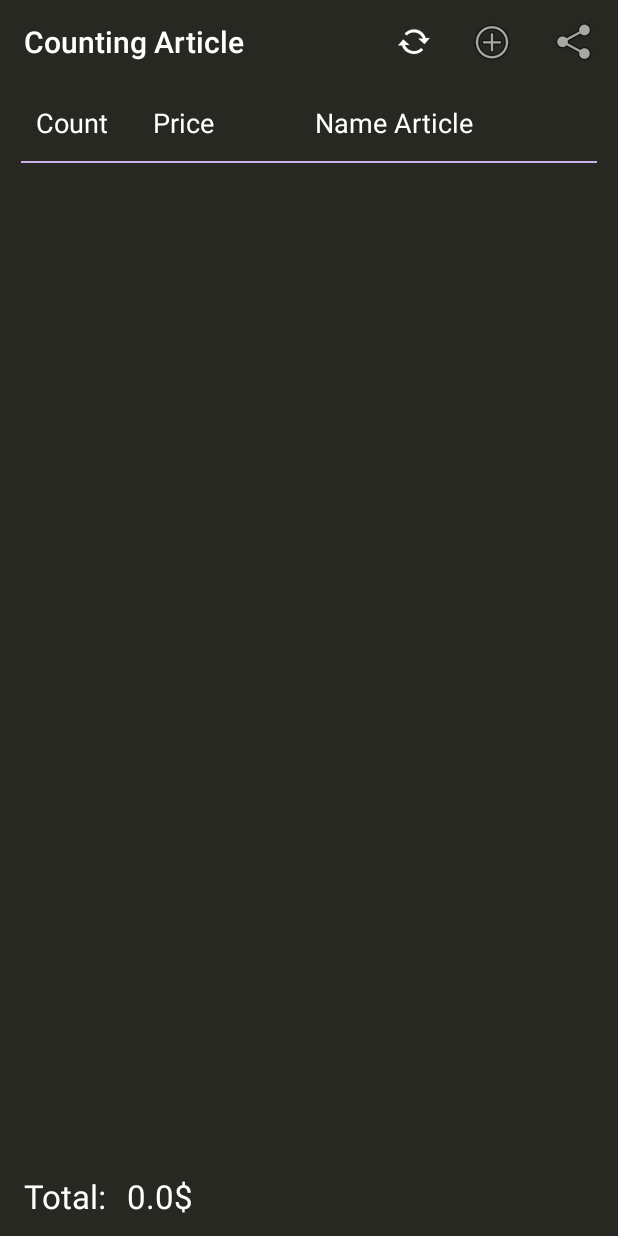
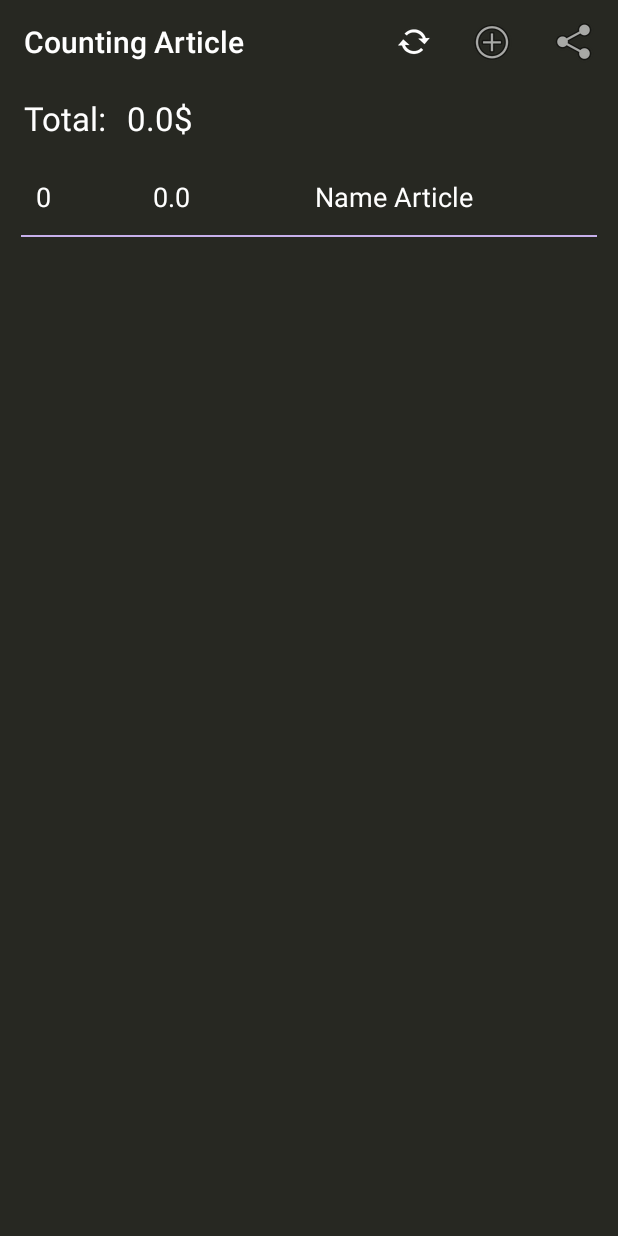
Before and after one commit to Mandy0990/CountingArticles, an Android app: the screen it shows after launch (MainActivity), after a tap on "Add", on a phone screen of 412 x 824 dp. Run offline under Robolectric (Android 15) with nearby library versions, the phone set to English and light mode, and no system bars; our stand-ins replace Room's generated code, data binding, navigation-ui.

Commit message:
Update Price Total

```diff
--- a/app/src/main/java/com/example/countingarticles/articles/ArticleAdapter.kt
+++ b/app/src/main/java/com/example/countingarticles/articles/ArticleAdapter.kt
@@ -15,11 +15,11 @@ import com.example.countingarticles.database.Article
 import com.example.countingarticles.databinding.ArticleItemListViewBinding
 
 
-class ArticleAdapter(): ListAdapter<Article,ViewHolder>(ArticleDiffCallback())
+class ArticleAdapter(var onChangeValuesListener: OnChangeValuesListener?): ListAdapter<Article,ViewHolder>(ArticleDiffCallback())
 {
 
     override fun onCreateViewHolder(parent: ViewGroup, viewType: Int): ViewHolder {
-        return ViewHolder.from(parent)
+        return ViewHolder.from(parent,onChangeValuesListener)
     }
 
     override fun onBindViewHolder(holder: ViewHolder, position: Int) {
@@ -29,44 +29,55 @@ class ArticleAdapter(): ListAdapter<Article,ViewHolder>(ArticleDiffCallback())
 
 }
 
-class ViewHolder private constructor(val binding: ArticleItemListViewBinding) : RecyclerView.ViewHolder(binding.root){
-    //val nameArticle: TextView = itemView.findViewById(R.id.article_name)
-    //val priceArticle: TextView = itemView.findViewById(R.id.article_price)
-    //val countArticle: TextView = itemView.findViewById(R.id.article_count)
+class ViewHolder private constructor(val binding: ArticleItemListViewBinding, val onChangeValuesListener: OnChangeValuesListener?) : RecyclerView.ViewHolder(binding.root){
+    init {
+        binding.articleCount.addTextChangedListener(object : TextWatcher {
+            override fun afterTextChanged(s: Editable?) {}
+
+            override fun beforeTextChanged(s: CharSequence?, start: Int, count: Int, after: Int) {}
+
+            override fun onTextChanged(s: CharSequence?, start: Int, before: Int, count: Int) {
+                println(s)
+                onChangeValuesListener?.onOnChangeValuesListener(s.toString(),adapterPosition,"count")
+            }
+        })
+
+        binding.articlePrice.addTextChangedListener(object : TextWatcher {
+            override fun afterTextChanged(s: Editable?) {}
+
+            override fun beforeTextChanged(s: CharSequence?, start: Int, count: Int, after: Int) {}
+
+            override fun onTextChanged(s: CharSequence?, start: Int, before: Int, count: Int) {
+                println(s)
+                onChangeValuesListener?.onOnChangeValuesListener(s.toString(),adapterPosition,"price")
+            }
+        })
+
+        binding.articleName.addTextChangedListener(object : TextWatcher {
+            override fun afterTextChanged(s: Editable?) {}
+
+            override fun beforeTextChanged(s: CharSequence?, start: Int, count: Int, after: Int) {}
+
+            override fun onTextChanged(s: CharSequence?, start: Int, before: Int, count: Int) {
+                println(s)
+            }
+        })
+    }
 
     fun bind(article: Article) {
         binding.article = article
-
-//        binding.articleCount.addTextChangedListener(object : TextWatcher {
-//            override fun afterTextChanged(s: Editable?) {
-//                print(s.toString())
-//            }
-//
-//            override fun beforeTextChanged(s: CharSequence?, start: Int, count: Int, after: Int) {
-//                print(s.toString())
-//            }
-//
-//            override fun onTextChanged(s: CharSequence?, start: Int, before: Int, count: Int) {
-//                print(s.toString())
-//            }
-//        })
-        binding.articleCount.doAfterTextChanged {
-            print(it.toString())
-        }
-
-
-//        binding.articleName.text = article.articleName
-//        binding.articlePrice.text = "$" + article.articlePrice.toString()
-//        binding.articleCount.text = article.articleCount.toString()
+        binding.articleName.setText(article.articleName)
+        binding.articlePrice.setText(article.articlePrice.toString())
+        binding.articleCount.setText(article.articleCount.toString())
 
         binding.executePendingBindings()
     }
 
     companion object {
-        fun from(parent: ViewGroup): ViewHolder {
+        fun from(parent: ViewGroup,onChangeValuesListener: OnChangeValuesListener?): ViewHolder {
             val layoutInflater = LayoutInflater.from(parent.context)
             val binding = ArticleItemListViewBinding.inflate(layoutInflater,parent,false)
-            return ViewHolder(binding)
+            return ViewHolder(binding,onChangeValuesListener)
         }
     }
 }
@@ -85,3 +96,7 @@ class ArticleDiffCallback : DiffUtil.ItemCallback<Article>() {
 class ArticleListener(val clickListener: (articleId: Long) -> Unit) {
     fun onClick(article: Article) = clickListener(article.Id)
 }
+
+interface OnChangeValuesListener  {
+    fun onOnChangeValuesListener(value:String, articlePosition: Int, typeField: String)
+}
--- a/app/src/main/java/com/example/countingarticles/articles/ArticleFragment.kt
+++ b/app/src/main/java/com/example/countingarticles/articles/ArticleFragment.kt
@@ -22,9 +22,10 @@ import kotlinx.android.synthetic.main.fragment_article.*
 /**
  * A simple [Fragment] subclass.
  */
-class ArticleFragment : Fragment() {
+class ArticleFragment : Fragment(),OnChangeValuesListener {
 
     private lateinit var viewModel: ArticleViewModel
+    private lateinit var binding: FragmentArticleBinding
 
     override fun onCreateView(
         inflater: LayoutInflater, container: ViewGroup?,
@@ -34,7 +35,7 @@ class ArticleFragment : Fragment() {
         setHasOptionsMenu(true)
 
         // Get a reference to the binding object and inflate the fragment views.
-        val binding: FragmentArticleBinding = DataBindingUtil.inflate(
+        binding = DataBindingUtil.inflate(
             inflater, R.layout.fragment_article, container, false)
 
         val application = requireNotNull(this.activity).application
@@ -47,17 +48,16 @@ class ArticleFragment : Fragment() {
             this,viewModelFactory).get(ArticleViewModel::class.java)
         binding.articleViewModel = viewModel
 
-        val adapter = ArticleAdapter()
+        val adapter = ArticleAdapter(this)
 //        val adapter = ArticleAdapter(ArticleListener { articleId ->
 //            //Toast.makeText(context, "${articleId}", Toast.LENGTH_LONG).show()
 //            viewModel.onArticleClicked(articleId)
 //        })
         binding.articleList.adapter = adapter
 
-        viewModel.articles.observe(viewLifecycleOwner, Observer {
+        viewModel.listArticles.observe(viewLifecycleOwner, Observer {
             it?.let {
                 adapter.submitList(it)
-                binding.labelPrice.text = viewModel.getTotalPriceArticle() + "$"
             }
         })
         binding.setLifecycleOwner(this)
@@ -106,4 +106,11 @@ class ArticleFragment : Fragment() {
             else -> super.onOptionsItemSelected(item)
         }
     }
+
+    override fun onOnChangeValuesListener(value:String, articlePosition: Int, typeField:String) {
+        val s = viewModel.getTotalPriceArticle(value,articlePosition,typeField) + "$"
+        s?.let {
+            binding.labelPrice.text = it
+        }
+    }
 }
--- a/app/src/main/java/com/example/countingarticles/articles/ArticleViewModel.kt
+++ b/app/src/main/java/com/example/countingarticles/articles/ArticleViewModel.kt
@@ -11,6 +11,7 @@ import androidx.lifecycle.MutableLiveData
 import androidx.lifecycle.ViewModel
 import com.example.countingarticles.database.Article
 import com.example.countingarticles.database.ArticleDataBaseDAO
+import com.example.countingarticles.model.ArticleModel
 import kotlinx.coroutines.*
 
 
@@ -22,17 +23,20 @@ class ArticleViewModel(
 
     private val uiScope = CoroutineScope(Dispatchers.Main + viewModelJob)
 
-    val articles = database.getAllArticles()
+//    val articles = database.getAllArticles()
     private val _articleIdToUpdate = MutableLiveData<Long>()
 
+    val listArticles: MutableLiveData<List<Article>> by lazy {
+        MutableLiveData<List<Article>>()
+    }
+
     init {
-     //Todo
+        this.listArticles.apply { postValue(emptyList()) }
     }
 
     private suspend fun getArticleCurrentFromDatabase(): Article? {
         return withContext(Dispatchers.IO) {
-            var article = database.get(0)
-            article
+            return@withContext  database.get(0)
         }
     }
 
@@ -56,7 +60,7 @@ class ArticleViewModel(
     fun getTextToShareWithWatsApp(): String{
         var s = ""
         var total: Double = 0.0
-        articles.let {
+        listArticles.let {
             for (art in it.value!!){
                 if (art.articleCount != 0 ){
                     s += "$" + art.articlePrice.toString() + " - " + art.articleCount.toString() + " " + art.articleName  + "\n"
@@ -68,28 +72,46 @@ class ArticleViewModel(
         return s
     }
 
-    fun getTotalPriceArticle(): String{
+    fun getTotalPriceArticle(value:String, articlePosition: Int, typeField:String): String?{
         var total: Double = 0.0
-        articles.let {
-            for (art in it.value!!){
-                if (art.articleCount != 0 && art.articlePrice != 0.0 ){
+
+        if(value != "") {
+            if (typeField == "price") {
+                listArticles.value?.get(articlePosition)?.articlePrice = value.toDouble()
+            } else {
+                listArticles.value?.get(articlePosition)?.articleCount = value.toInt()
+            }
+
+
+            listArticles.let {
+                for (art in it.value!!) {
+                    if (art.articleCount != 0 && art.articlePrice != 0.0) {
                         total += art.articlePrice * art.articleCount
                     }
                 }
             }
             return total.toString()
         }
+        return null
+    }
     //** CRUD BD **
 
     fun addNewArticle(){
-        uiScope.launch {
         val newArticle = Article(
-                articleName = "Pandora",
+            articleName = "",
             articlePrice =  0.0,
             articleCount = 0
         )
-             insert(newArticle)
-        }
+        this.listArticles.apply { postValue(listArticles.value?.plus(newArticle)) }
+
+//        uiScope.launch {
+//            val newArticle = Article(
+//                articleName = "Pandora",
+//                articlePrice =  0.0,
+//                articleCount = 0
+//            )
+//             insert(newArticle)
+//        }
     }
 
     private suspend fun insert(article: Article) {
--- a/app/src/main/res/layout/fragment_article.xml
+++ b/app/src/main/res/layout/fragment_article.xml
@@ -17,23 +17,15 @@
             android:id="@+id/article_list"
             android:layout_width="0dp"
             android:layout_height="0dp"
-            android:layout_marginBottom="48dp"
+            android:layout_marginTop="12dp"
+            android:layout_marginBottom="8dp"
             android:background="#00FFFFFF"
             app:layoutManager="androidx.recyclerview.widget.LinearLayoutManager"
             app:layout_constraintBottom_toBottomOf="parent"
             app:layout_constraintEnd_toEndOf="parent"
+            app:layout_constraintHorizontal_bias="0.0"
             app:layout_constraintStart_toStartOf="parent"
-            app:layout_constraintTop_toTopOf="parent" />
-
-        <View
-            android:id="@+id/viewTotal"
-            android:layout_width="0dp"
-            android:layout_height="56dp"
-            android:background="#00FFFFFF"
-            app:layout_constraintBottom_toBottomOf="parent"
-            app:layout_constraintEnd_toEndOf="parent"
-            app:layout_constraintStart_toStartOf="parent"
-            app:layout_constraintTop_toBottomOf="@+id/article_list" />
+            app:layout_constraintTop_toBottomOf="@+id/labelTotalPrice" />
 
         <TextView
             android:id="@+id/labelPrice"
@@ -51,12 +43,12 @@
             android:layout_width="wrap_content"
             android:layout_height="wrap_content"
             android:layout_marginStart="16dp"
-            android:layout_marginBottom="16dp"
+            android:layout_marginTop="8dp"
             android:text="Total: "
             android:textColor="#FFFFFF"
             android:textSize="22sp"
-            app:layout_constraintBottom_toBottomOf="@+id/viewTotal"
-            app:layout_constraintStart_toStartOf="@+id/viewTotal" />
+            app:layout_constraintStart_toStartOf="parent"
+            app:layout_constraintTop_toTopOf="parent" />
 
     </androidx.constraintlayout.widget.ConstraintLayout>
 </layout>
```
Lines whose indentation alone changed are shown as unchanged.
